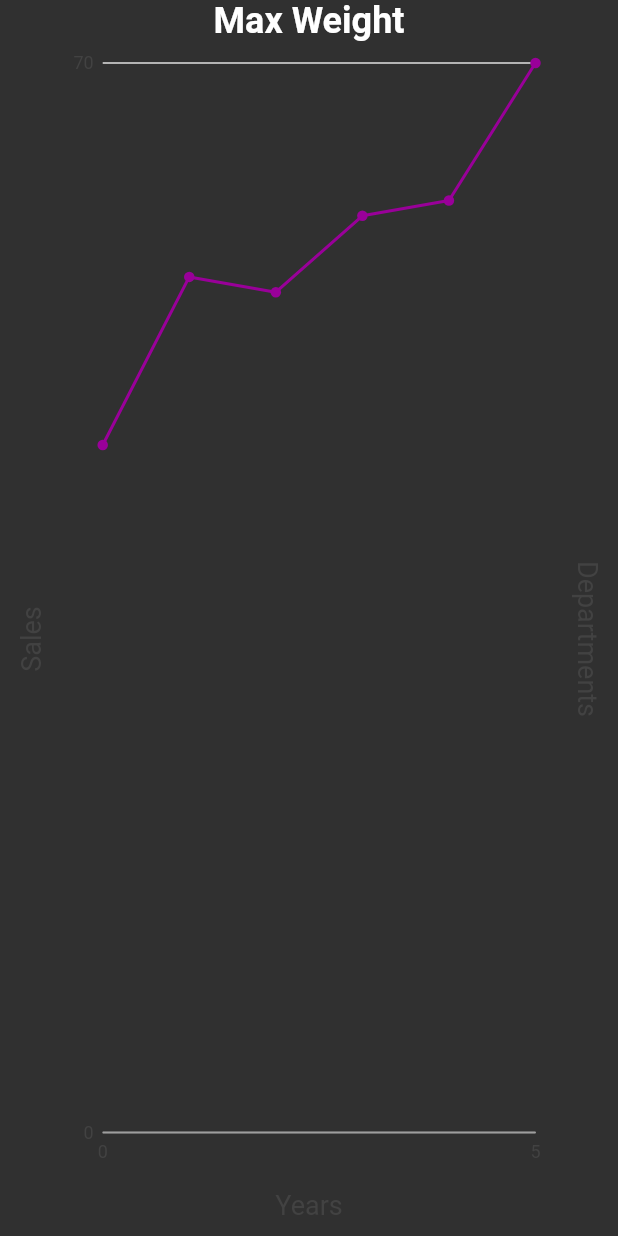
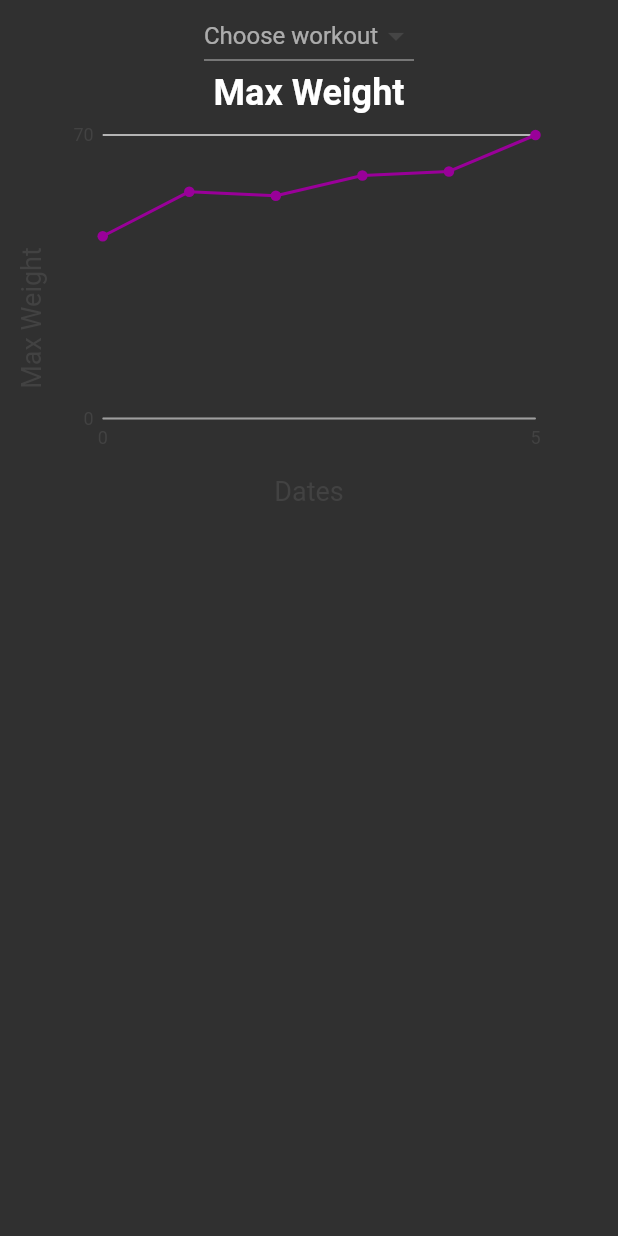
Before and after one commit to Millurr/pump_tracker, a Flutter app: the ChartScreen widget shown alone on an empty page, opened directly, on a phone screen of 412 x 824 dp. Run offline on Flutter 3.47's test engine with Material 2 defaults, Android fonts, the phone set to English and light mode, and no system bars; our stand-ins replace charts_flutter, cloud_firestore, firebase_auth, firebase_core, font_awesome_flutter, grouped_list and 1 more; missing offline and left inert: dart:ffi; accounts and stored records are empty.

Commit message:
Sorting data for charts

```diff
--- a/lib/screens/chart_screen.dart
+++ b/lib/screens/chart_screen.dart
@@ -16,6 +16,8 @@ class ChartScreen extends StatefulWidget {
 class _ChartScreenState extends State<ChartScreen> {
   final FirebaseAuth _auth = FirebaseAuth.instance;
   List<charts.Series<Sales, int>> _seriesLineData;
+  List<String> dropwDownList = new List<String>();
+  String _currentName;
 
   _generateData() {
     var linesalesdata = [
@@ -54,7 +56,25 @@ class _ChartScreenState extends State<ChartScreen> {
     var userRef = FirebaseFirestore.instance.collection('users').doc(uid);
     var dateRef = userRef.collection('date');
 
-    _generateMaxWeight() async {
+    var presetsRef = FirebaseFirestore.instance
+        .collection('users')
+        .doc(uid)
+        .collection('presets');
+
+    // _getPresets() async {
+    //   if (dropwDownList.length == 0) {
+    //     await presetsRef.get().then((snap) {
+    //       snap.docs.forEach((doc) {
+    //         dropwDownList.add(doc['name']);
+    //         print(doc['name']);
+    //       });
+    //     });
+    //   }
+    // }
+
+    // _getPresets();
+
+    _generateMaxWeight(String workout) async {
       var dates = [];
       var maxWeights = [];
 
@@ -73,6 +93,26 @@ class _ChartScreenState extends State<ChartScreen> {
         new Sales(5, 70),
       ];
 
+      dates.forEach((date) async {
+        await dateRef
+            .doc(date)
+            .collection('target')
+            .get()
+            .then((querySnapshot) {
+          querySnapshot.docs.forEach((doc) {
+            // print(doc['name']);
+            if (doc['name'] == workout) {
+              print(doc['name'] + ' ' + date);
+              print(doc['weight'][0].runtimeType);
+              // print(m);
+              // maxWeights.add(doc['weight'].reduce(max));
+            }
+          });
+        });
+      });
+
+      print(maxWeights);
+
       // for (int i = 0; i < dates.length; i++) {
       //   // lineMaxWeightData.add(new Sales(i, 3));
       //   await dateRef
@@ -81,7 +121,7 @@ class _ChartScreenState extends State<ChartScreen> {
       //       .get()
       //       .then((querySnapshot) {
       //     querySnapshot.docs.forEach((doc) {
-      //       if (doc['name'] == 'Crunches') {
+      //       if (doc['name'] == workout) {
       //         maxWeights[i] = doc['weight'].reduce(max);
       //       }
       //     });
@@ -99,15 +139,56 @@ class _ChartScreenState extends State<ChartScreen> {
       );
     }
 
-    _generateMaxWeight();
-
     return Container(
       child: Center(
         child: Column(
           children: <Widget>[
+            StreamBuilder<QuerySnapshot>(
+                stream: presetsRef.snapshots(),
+                builder: (context, snapshot) {
+                  if (!snapshot.hasData)
+                    return Center(
+                      child: CircularProgressIndicator(
+                        backgroundColor: Theme.of(context).primaryColor,
+                      ),
+                    );
+                  else {
+                    List<DropdownMenuItem> workouts = [];
+                    for (int i = 0; i < snapshot.data.docs.length; i++) {
+                      DocumentSnapshot snap = snapshot.data.docs[i];
+                      workouts.add(
+                        DropdownMenuItem(
+                          child: Text(
+                            snap['name'],
+                          ),
+                          value: snap['name'],
+                        ),
+                      );
+                    }
+                    return DropdownButton(
+                      items: workouts,
+                      onChanged: (val) {
+                        setState(() {
+                          _currentName = val;
+                        });
+                        _generateMaxWeight(val);
+                      },
+                      value: _currentName,
+                      isExpanded: false,
+                      hint: Text(
+                        "Choose workout",
+                      ),
+                    );
+                  }
+                }),
+            Container(
+              height: 300,
+              child: Column(
+                children: [
                   Text(
                     'Max Weight',
-              style: TextStyle(fontSize: 24.0, fontWeight: FontWeight.bold),
+                    style:
+                        TextStyle(fontSize: 24.0, fontWeight: FontWeight.bold),
                   ),
                   Expanded(
                     child: charts.LineChart(_seriesLineData,
@@ -115,16 +196,16 @@ class _ChartScreenState extends State<ChartScreen> {
                             new charts.LineRendererConfig(includePoints: true),
                         animate: false,
                         behaviors: [
-                    new charts.ChartTitle('Years',
+                          new charts.ChartTitle('Dates',
                               behaviorPosition: charts.BehaviorPosition.bottom,
                               titleOutsideJustification:
                                   charts.OutsideJustification.middleDrawArea),
-                    new charts.ChartTitle('Sales',
+                          new charts.ChartTitle('Max Weight',
                               behaviorPosition: charts.BehaviorPosition.start,
                               titleOutsideJustification:
                                   charts.OutsideJustification.middleDrawArea),
                           new charts.ChartTitle(
-                      'Departments',
+                            '',
                             behaviorPosition: charts.BehaviorPosition.end,
                             titleOutsideJustification:
                                 charts.OutsideJustification.middleDrawArea,
@@ -133,8 +214,18 @@ class _ChartScreenState extends State<ChartScreen> {
                   ),
                 ],
               ),
+            )
+          ],
+        ),
       ),
     );
+  }
+
+  @override
+  void dispose() {
+    // TODO: implement dispose
+    dropwDownList = new List<String>();
+    super.dispose();
   }
 }
 
```
Also changed, not shown: 1 other file. Lines whose indentation alone changed are shown as unchanged.
